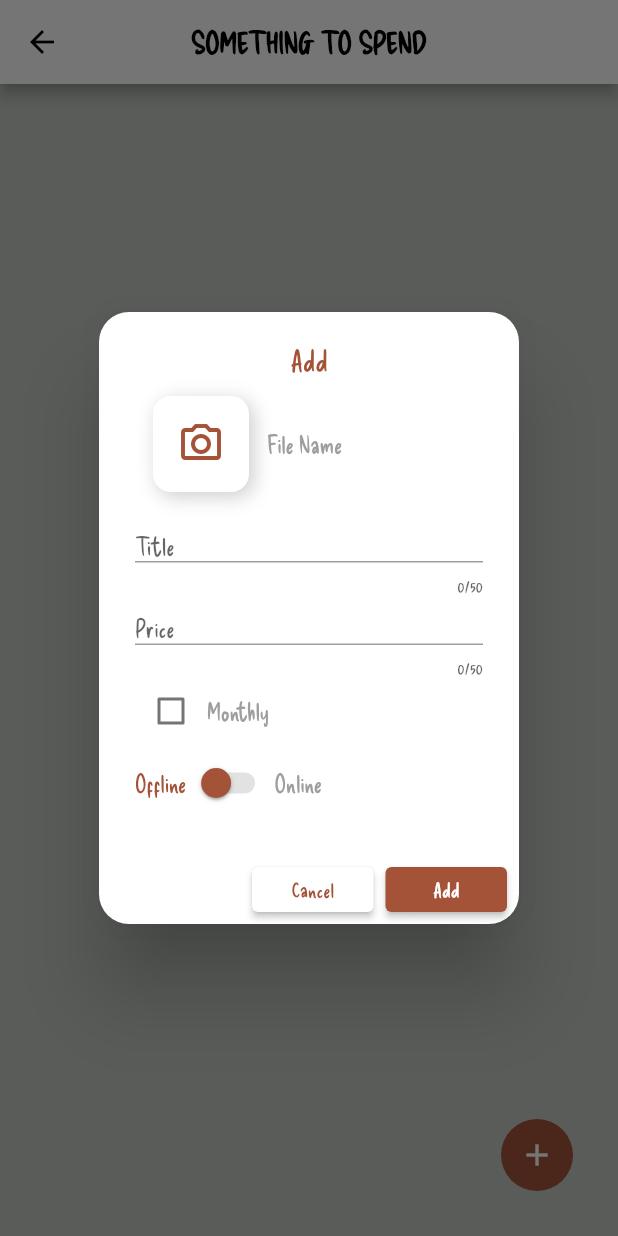
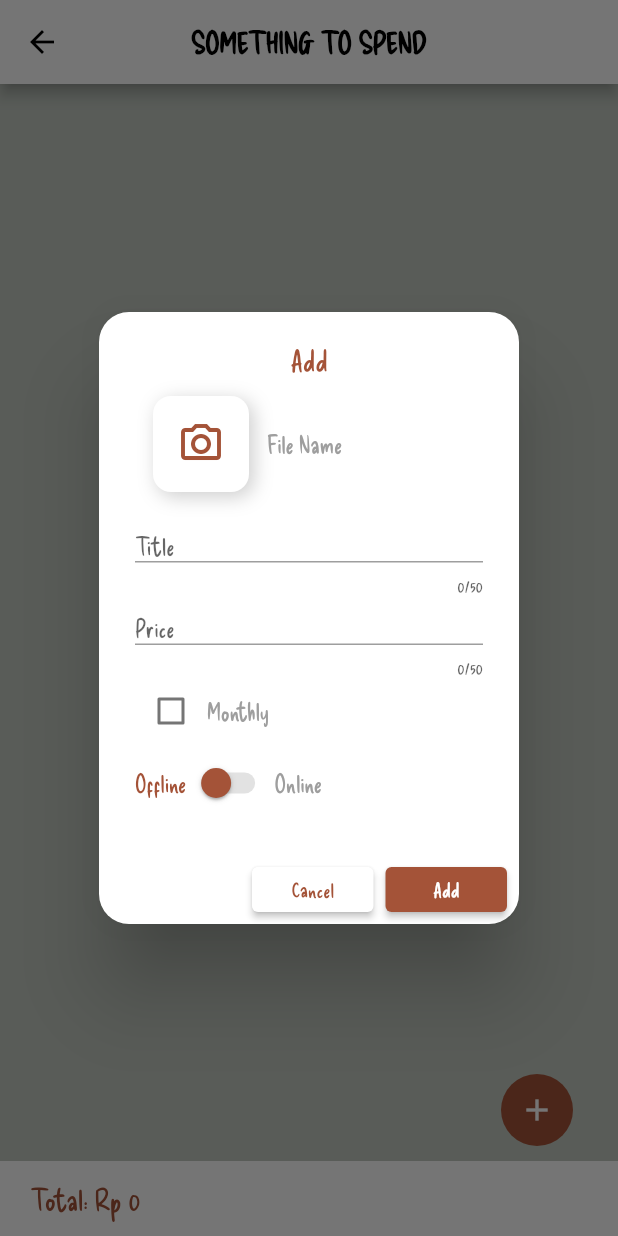
Before and after one commit to FadhliFathoni/Todo-Today, a Flutter app: the buyPage screen opened directly with empty values, after a tap on the "add" icon, on a phone screen of 412 x 824 dp. Run offline on Flutter 3.47's test engine with Material 2 defaults, Android fonts, the phone set to English and light mode, and no system bars; our stand-ins replace cloud_firestore, device_info_plus, file_picker, firebase_core, firebase_storage, flutter_local_notifications and 1 more; missing offline and left inert: expandable_bottom_sheet, flutter_background_service, flutter_background_service_android; accounts and stored records are empty.

Commit message:
Add bottom bar

```diff
--- /dev/null
+++ b/lib/Component/Text/MoneyText.dart
@@ -0,0 +1,11 @@
+import 'package:flutter/material.dart';
+import 'package:intl/intl.dart';
+
+String MoneyText(value) {
+  final rupiahFormatter = NumberFormat.currency(
+    locale: 'id_ID',
+    symbol: 'Rp ',
+    decimalDigits: 0,
+  );
+  return rupiahFormatter.format(value);
+}
--- a/lib/views/buy/dialogAdd.dart
+++ b/lib/views/buy/Dialog.dart
@@ -12,7 +12,7 @@ import 'package:todo_today/Component/CircularButton.dart';
 import 'package:todo_today/Component/PrimaryTextField.dart';
 import 'package:todo_today/views/homepage/Home.dart';
 
-class dialog{
+class dialog {
   Positioned dialogAdd(
       BuildContext context,
       String? name,
@@ -26,7 +26,7 @@ class dialog{
       TextEditingController link,
       bool isMonthly) {
     return Positioned(
-      bottom: 30,
+      bottom: 60,
       right: 30,
       child: CircularButton(
         color: PRIMARY_COLOR,
@@ -230,5 +230,4 @@ class dialog{
       ),
     );
   }
-
 }
--- /dev/null
+++ b/lib/views/buy/MyBottomBar.dart
@@ -0,0 +1,52 @@
+import 'package:cloud_firestore/cloud_firestore.dart';
+import 'package:flutter/material.dart';
+import 'package:todo_today/Component/Text/Heading1.dart';
+import 'package:todo_today/Component/Text/MoneyText.dart';
+import 'package:todo_today/main.dart';
+
+class MyBottomBar extends StatelessWidget {
+  const MyBottomBar({
+    super.key,
+    required this.user,
+  });
+
+  final CollectionReference<Object?> user;
+
+  @override
+  Widget build(BuildContext context) {
+    double width(BuildContext context) => MediaQuery.of(context).size.width;
+    return Positioned(
+      bottom: 0,
+      child: Container(
+        color: Colors.white,
+        height: 50,
+        width: width(context),
+        padding: EdgeInsets.symmetric(vertical: 3, horizontal: 20),
+        child: Row(
+          children: [
+            Heading1(text: "Total: ", color: PRIMARY_COLOR),
+            StreamBuilder(
+              stream: user.snapshots(),
+              builder: (context, snapshot) {
+                int total = 0;
+                for (int x = 0; x < snapshot.data!.size; x++) {
+                  total += snapshot.data!.docs[x]['price'] as int;
+                }
+                if (snapshot.hasData) {
+                  return Heading1(
+                    text: MoneyText(total),
+                    color: PRIMARY_COLOR,
+                  );
+                } else if (snapshot.hasError) {
+                  return Text("There's an error");
+                } else {
+                  return CircularProgressIndicator();
+                }
+              },
+            )
+          ],
+        ),
+      ),
+    );
+  }
+}
--- a/lib/views/buy/MyBottomSheet.dart
+++ b/lib/views/buy/MyBottomSheet.dart
@@ -116,7 +116,7 @@ class MyBottomSheet {
                             ),
                           ),
                         )
-                      : Container()
+                      : Container(),
                 ],
               ),
             ),
--- a/lib/views/buy/buyPage.dart
+++ b/lib/views/buy/buyPage.dart
@@ -1,15 +1,19 @@
+// ignore_for_file: must_be_immutable
+
 import 'package:cloud_firestore/cloud_firestore.dart';
 import 'package:file_picker/file_picker.dart';
 import 'package:firebase_storage/firebase_storage.dart';
 import 'package:flutter/material.dart';
 import 'package:intl/intl.dart';
 import 'package:todo_today/Component/Text/Heading1.dart';
+import 'package:todo_today/Component/Text/MoneyText.dart';
 import 'package:todo_today/Component/Text/ParagraphText.dart';
 import 'package:todo_today/main.dart';
 import 'package:todo_today/Component/FirebasePicture.dart';
 import 'package:todo_today/Component/OkButton.dart';
+import 'package:todo_today/views/buy/MyBottomBar.dart';
 import 'package:todo_today/views/buy/MyBottomSheet.dart';
-import 'package:todo_today/views/buy/dialogAdd.dart';
+import 'package:todo_today/views/buy/Dialog.dart';
 
 class buyPage extends StatefulWidget {
   String user;
@@ -26,7 +30,6 @@ class _buyPageState extends State<buyPage> {
     double width(BuildContext context) => MediaQuery.of(context).size.width;
 
     TextEditingController title = TextEditingController();
-    TextEditingController description = TextEditingController();
     TextEditingController price = TextEditingController();
     TextEditingController link = TextEditingController();
 
@@ -43,14 +46,7 @@ class _buyPageState extends State<buyPage> {
     FirebaseFirestore firestore = FirebaseFirestore.instance;
     CollectionReference user = firestore.collection(name + " Spend");
 
-    String MoneyText(value) {
-      final rupiahFormatter = NumberFormat.currency(
-        locale: 'id_ID',
-        symbol: 'Rp ',
-        decimalDigits: 0,
-      );
-      return rupiahFormatter.format(value);
-    }
+
 
     return Scaffold(
       appBar: AppBar(
@@ -170,6 +166,7 @@ class _buyPageState extends State<buyPage> {
             ),
             dialog().dialogAdd(context, name, pickedFile, fileName, user,
                 uploadTask, title, price, isOnline, link, isMonthly),
+            MyBottomBar(user: user)
           ],
         ),
       ),
```
